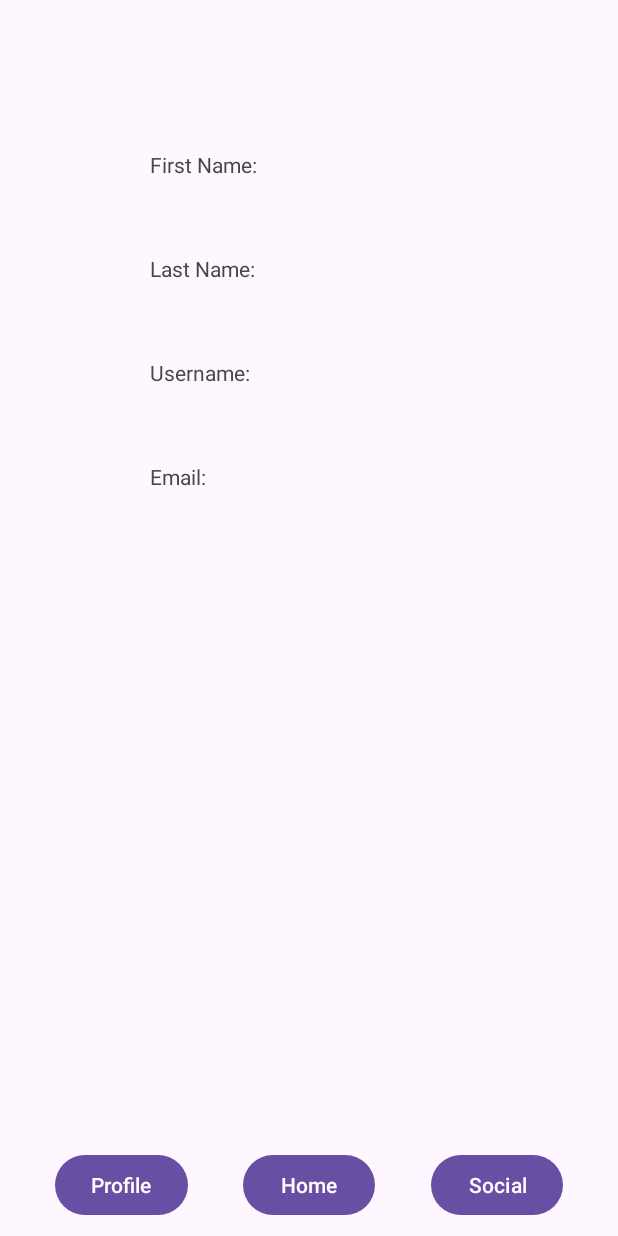
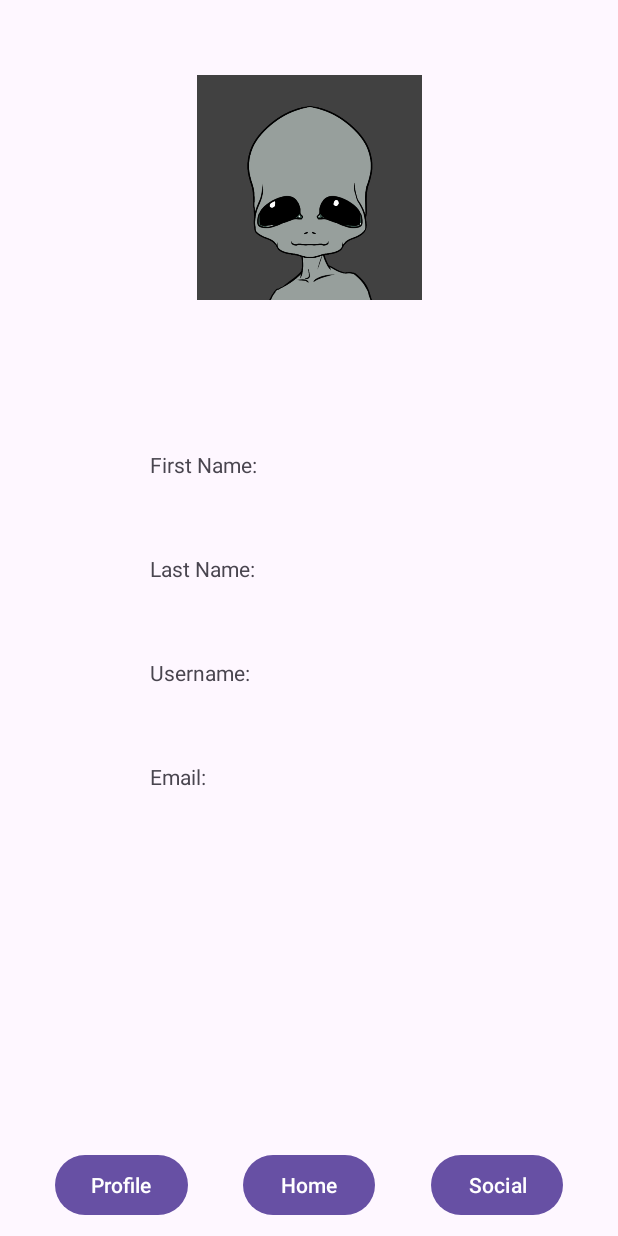
Before and after one commit to frankerino44/AstroTasker, an Android app: the fragment ProfileFragment placed in its activity, on a phone screen of 412 x 824 dp. Run offline under Robolectric (Android 15) with nearby library versions, the phone set to English and light mode, and no system bars; our stand-ins replace Firebase (no records; nobody signed in at launch, a user with empty details on screens opened directly).

Commit message:
Implemented CreateProfile. Just allows the user to select a profile photo. This profile photo "number" is now stored in firebase and has a field in the User class. Also added an XP field.

```diff
--- a/app/src/main/java/com/example/astrotasker/ProfileFragment.java
+++ b/app/src/main/java/com/example/astrotasker/ProfileFragment.java
@@ -9,6 +9,7 @@ import android.util.Log;
 import android.view.LayoutInflater;
 import android.view.View;
 import android.view.ViewGroup;
+import android.widget.ImageView;
 import android.widget.TextView;
 
 import com.google.firebase.auth.FirebaseAuth;
@@ -34,8 +35,15 @@ public class ProfileFragment extends Fragment {
     TextView lastNameTV;
     TextView usernameTV;
     TextView emailTV;
+    ImageView profilePhotoIV;
 
     String uid;
+    String firstName;
+    String lastName;
+    String username;
+    String email;
+    int imageNum;
+    int imageID;
 
     public ProfileFragment() {
         // Required empty public constructor
@@ -61,13 +69,52 @@ public class ProfileFragment extends Fragment {
         lastNameTV = view.findViewById(R.id.lastNameTV);
         usernameTV = view.findViewById(R.id.usernameTV);
         emailTV = view.findViewById(R.id.emailTV);
+        profilePhotoIV = view.findViewById(R.id.profilePhotoIV);
 
-        setFirstNameTV();
+        getUserInfo();
+        /*setFirstNameTV();
         setLastNameTV();
         setUsernameTV();
-        setEmailTV();
+        setEmailTV();*/
 
         return view;
+    }
+
+    private void getUserInfo() {
+        reference.child("Users").child(uid).addListenerForSingleValueEvent(new ValueEventListener() {
+            @Override
+            public void onDataChange(@NonNull DataSnapshot dataSnapshot) {
+                if (dataSnapshot.exists()) {
+                    User user = dataSnapshot.getValue(User.class);
+                    firstName = user.getFirstName();
+                    lastName = user.getLastName();
+                    username = user.getUsername();
+                    email = user.getEmail();
+                    imageNum = user.getProfilePhoto();
+
+                    imageID = requireContext().getResources().getIdentifier("alien_" + imageNum, "drawable", requireContext().getPackageName());
+
+                    setFields();
+                } else {
+                    // User data does not exist
+
+                }
+            }
+
+            @Override
+            public void onCancelled(@NonNull DatabaseError databaseError) {
+                // Handle error
+                Log.i("CANCELLED", "CANCELLED");
+            }
+        });
+    }
+
+    private void setFields() {
+        firstNameTV.setText(firstName);
+        lastNameTV.setText(lastName);
+        usernameTV.setText(username);
+        emailTV.setText(email);
+        profilePhotoIV.setImageResource(imageID);
     }
 
     public void setFirstNameTV() {
--- a/app/src/main/java/com/example/astrotasker/SignUp.java
+++ b/app/src/main/java/com/example/astrotasker/SignUp.java
@@ -111,6 +111,7 @@ public class SignUp extends AppCompatActivity {
                             user.setLastName(lastName);
                             user.setUsername(username);
                             user.setEmail(email);
+                            user.setXp(0);
 
                             reference.child("Users").child(uid).setValue(user);
                             reference.child("Usernames").push().setValue(username);
--- a/app/src/main/res/layout/fragment_profile.xml
+++ b/app/src/main/res/layout/fragment_profile.xml
@@ -14,7 +14,7 @@
         android:layout_marginTop="100dp"
         android:text="First Name: "
         app:layout_constraintStart_toStartOf="parent"
-        app:layout_constraintTop_toTopOf="parent" />
+        app:layout_constraintTop_toBottomOf="@+id/profilePhotoIV" />
 
     <TextView
         android:id="@+id/lastNameLabel"
@@ -50,7 +50,7 @@
         android:layout_marginTop="100dp"
         android:layout_marginEnd="100dp"
         app:layout_constraintEnd_toEndOf="parent"
-        app:layout_constraintTop_toTopOf="parent" />
+        app:layout_constraintTop_toBottomOf="@+id/profilePhotoIV" />
 
     <TextView
         android:id="@+id/lastNameTV"
@@ -75,4 +75,16 @@
         android:layout_marginTop="50dp"
         app:layout_constraintEnd_toEndOf="@+id/usernameTV"
         app:layout_constraintTop_toBottomOf="@+id/usernameTV" />
+
+    <ImageView
+        android:id="@+id/profilePhotoIV"
+        android:layout_width="150dp"
+        android:layout_height="150dp"
+        android:layout_marginTop="50dp"
+        android:background="#414141"
+        android:src="@drawable/alien_1"
+        app:layout_constraintEnd_toEndOf="parent"
+        app:layout_constraintHorizontal_bias="0.5"
+        app:layout_constraintStart_toStartOf="parent"
+        app:layout_constraintTop_toTopOf="parent" />
 </androidx.constraintlayout.widget.ConstraintLayout>
```
Also changed, not shown: app/src/main/java/com/example/astrotasker/CreateProfile.java (+60 -0 lines), app/src/main/java/com/example/astrotasker/LogIn.java (+31 -2 lines), app/src/main/java/com/example/astrotasker/User.java (+16 -0 lines), app/src/main/res/drawable/background_dark.xml (added, +7 -0 lines), app/src/main/res/drawable/background_light.xml (added, +7 -0 lines), app/src/main/res/layout/activity_create_profile.xml (+51 -0 lines), app/src/main/res/drawable/alien_1.png (added), app/src/main/res/drawable/alien_2.png (added), app/src/main/res/drawable/alien_3.png (added), app/src/main/res/drawable/alien_4.png (added), app/src/main/res/drawable/alien_5.png (added), app/src/main/res/drawable/alien_6.png (added), app/src/main/res/drawable/profile_background.png (added).
